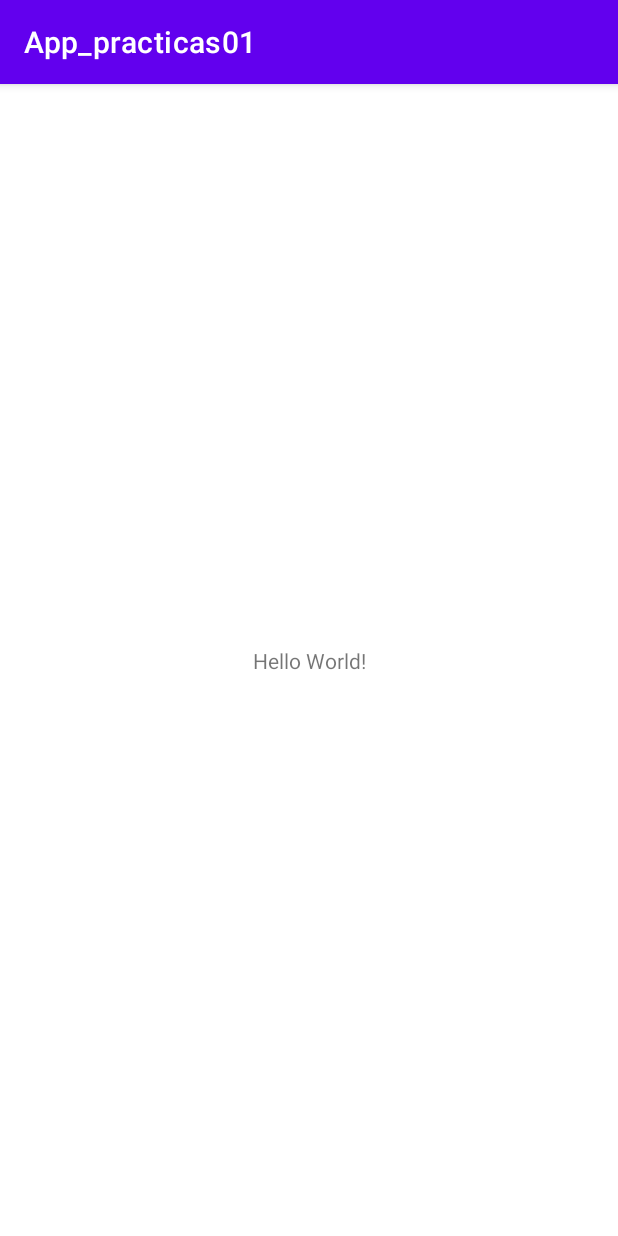
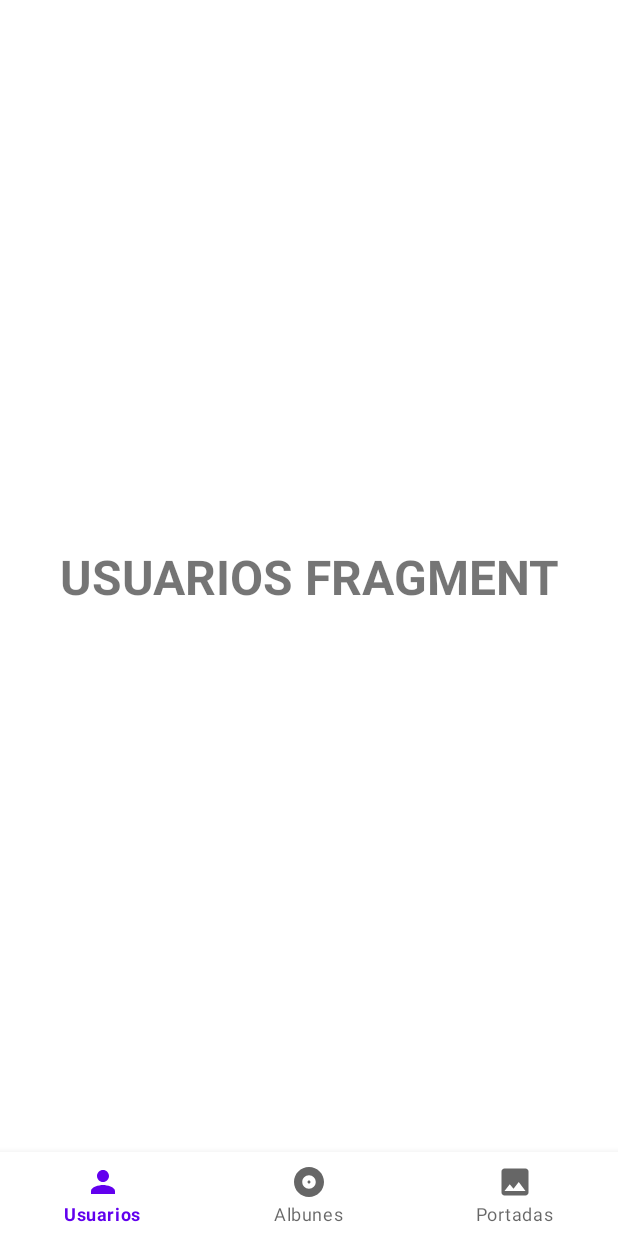
Before and after one commit to Jmarser/App_practicas01, an Android app: the MainActivity screen opened directly, with no data from a screen before it, on a phone screen of 412 x 824 dp. Run offline under Robolectric (Android 15) with nearby library versions, the phone set to English and light mode, and no system bars; our stand-ins replace Dagger/Hilt's generated code; libraries missing offline, so code that uses them is left out: at.favre.lib.

Commit message:
Pantalla main con navegación entre fragments y control de salida

```diff
--- a/app/src/main/java/com/jmarser/app_practicas01/main/MainActivity.java
+++ b/app/src/main/java/com/jmarser/app_practicas01/main/MainActivity.java
@@ -1,16 +1,147 @@
 package com.jmarser.app_practicas01.main;
 
+import androidx.annotation.NonNull;
 import androidx.appcompat.app.AppCompatActivity;
+import androidx.fragment.app.Fragment;
 
+import android.content.SharedPreferences;
 import android.os.Bundle;
+import android.os.Handler;
+import android.os.Looper;
+import android.view.MenuItem;
+import android.widget.Toast;
 
+import com.google.android.material.navigation.NavigationBarView;
 import com.jmarser.app_practicas01.R;
+import com.jmarser.app_practicas01.albunes.view.AlbunesFragment;
+import com.jmarser.app_practicas01.databinding.ActivityMainBinding;
+import com.jmarser.app_practicas01.di.appComponent.AppComponent;
+import com.jmarser.app_practicas01.di.appComponent.DaggerAppComponent;
+import com.jmarser.app_practicas01.di.appModule.AppModule;
+import com.jmarser.app_practicas01.di.appModule.SharedPreferencesModule;
+import com.jmarser.app_practicas01.portadas.view.PortadasFragment;
+import com.jmarser.app_practicas01.usuarios.view.UsuariosFragment;
+import com.jmarser.app_practicas01.utils.NavFragment;
 
-public class MainActivity extends AppCompatActivity {
+import java.util.Objects;
+import java.util.Stack;
+
+import javax.inject.Inject;
+
+public class MainActivity extends AppCompatActivity implements NavigationBarView.OnItemSelectedListener {
+
+    @Inject
+    SharedPreferences sharedPreferences;
+
+    private ActivityMainBinding binding;
+
+    // Pila para recoger y almacenar el historial de los fragments por los que se ha navegado del menú
+    private Stack<Fragment> fragmentStack = new Stack<>();
+
+    // Variable para controlar la salida de la app con doble toque
+    private boolean doubleTouchExit = false;
+
 
     @Override
     protected void onCreate(Bundle savedInstanceState) {
         super.onCreate(savedInstanceState);
-        setContentView(R.layout.activity_main);
+        binding = ActivityMainBinding.inflate(getLayoutInflater());
+        setContentView(binding.getRoot());
+
+        //Ocultamos la actionBar de la actividad
+        Objects.requireNonNull(getSupportActionBar()).hide();
+
+        initInjection();
+
+        initListener();
+
+        // Por defecto seleccionamos el fragment que se va a mostrar al iniciar la actividad
+        if (savedInstanceState == null) {
+            NavFragment.replaceFragment(getSupportFragmentManager(), new UsuariosFragment(), UsuariosFragment.class.getName());
+        }
+    }
+
+    private void initInjection() {
+        AppComponent appComponent = DaggerAppComponent.builder()
+                .appModule(new AppModule(this, this))
+                .sharedPreferencesModule(new SharedPreferencesModule(this))
+                .build();
+
+        appComponent.inject(this);
+    }
+
+    private void initListener() {
+        binding.navigationButton.setOnItemSelectedListener(this);
+    }
+
+    @Override
+    public boolean onNavigationItemSelected(@NonNull MenuItem item) {
+        Fragment selectedFragment = null;
+
+        switch (item.getItemId()) {
+            case R.id.menu_user:
+                selectedFragment = new UsuariosFragment();
+                break;
+            case R.id.menu_albums:
+                selectedFragment = new AlbunesFragment();
+                break;
+            case R.id.menu_galery:
+                selectedFragment = new PortadasFragment();
+                break;
+        }
+
+        // Almacenamos el fragment seleccinado en nuestra pila de navegación
+        fragmentStack.push(selectedFragment);
+
+        // Realizamos la navegación
+        NavFragment.replaceFragment(getSupportFragmentManager(), selectedFragment, selectedFragment.getClass().getName());
+
+        return true;
+    }
+
+    private void updateBottomNavigationView(Fragment fragment) {
+        int itemPosition = -1;
+
+        if (fragment instanceof UsuariosFragment) {
+            itemPosition = 0;
+        } else if (fragment instanceof AlbunesFragment) {
+            itemPosition = 1;
+        } else if (fragment instanceof PortadasFragment) {
+            itemPosition = 2;
+        }
+
+        // Seleccionamos el item del menú para que se active
+        binding.navigationButton.setSelectedItemId(binding.navigationButton.getMenu().getItem(itemPosition).getItemId());
+    }
+
+    @Override
+    public void onBackPressed() {
+
+        if (!fragmentStack.isEmpty() && fragmentStack.size() > 1) {
+            fragmentStack.pop();
+            Fragment fragmentPrevius = fragmentStack.pop(); //Obtenemos el último fragment
+            NavFragment.replaceFragment(getSupportFragmentManager(), fragmentPrevius, fragmentPrevius.getClass().getName()); // navegamos hacia el fragment
+            updateBottomNavigationView(fragmentPrevius); // seleccionamos el item del menú que corresponse al fragment
+        } else {
+            if (doubleTouchExit) {
+                Toast.makeText(this, "Hasta pronto", Toast.LENGTH_LONG).show();
+                super.onBackPressed();
+                finish();
+            }
+            if (!doubleTouchExit) {
+                Toast.makeText(this, "Presione dos veces para salir", Toast.LENGTH_LONG).show();
+            }
+
+            doubleTouchExit = true; // Cambiamos el valor de la variable
+
+            // Si pasado un tiempo no se vuelve a pulsar el botón atrás se cambia el valor de la variable
+            new Handler(Looper.getMainLooper()).postDelayed(new Runnable() {
+                @Override
+                public void run() {
+                    doubleTouchExit = false;
+                }
+            }, 2000);
+
+        }
     }
 }
--- /dev/null
+++ b/app/src/main/java/com/jmarser/app_practicas01/usuarios/view/UsuariosFragment.java
@@ -0,0 +1,38 @@
+package com.jmarser.app_practicas01.usuarios.view;
+
+import android.os.Bundle;
+
+import androidx.fragment.app.Fragment;
+
+import android.view.LayoutInflater;
+import android.view.View;
+import android.view.ViewGroup;
+
+import com.jmarser.app_practicas01.R;
+
+
+public class UsuariosFragment extends Fragment {
+
+    public UsuariosFragment() {
+        // Required empty public constructor
+    }
+
+    public static UsuariosFragment newInstance() {
+        UsuariosFragment fragment = new UsuariosFragment();
+
+        return fragment;
+    }
+
+    @Override
+    public void onCreate(Bundle savedInstanceState) {
+        super.onCreate(savedInstanceState);
+
+    }
+
+    @Override
+    public View onCreateView(LayoutInflater inflater, ViewGroup container,
+                             Bundle savedInstanceState) {
+        // Inflate the layout for this fragment
+        return inflater.inflate(R.layout.fragment_usuarios, container, false);
+    }
+}
--- /dev/null
+++ b/app/src/main/java/com/jmarser/app_practicas01/utils/NavFragment.java
@@ -0,0 +1,30 @@
+package com.jmarser.app_practicas01.utils;
+
+import androidx.fragment.app.Fragment;
+import androidx.fragment.app.FragmentManager;
+import androidx.fragment.app.FragmentTransaction;
+
+import com.jmarser.app_practicas01.R;
+
+
+public class NavFragment {
+
+    /* Método con el que reemplazamos un fragment por otro */
+    public static void replaceFragment(FragmentManager fm, Fragment fragment, String fragmentTag){
+        fm.popBackStack(null, FragmentManager.POP_BACK_STACK_INCLUSIVE);
+        FragmentTransaction ft = fm.beginTransaction();
+        ft.setCustomAnimations(android.R.anim.fade_in, 0, 0, android.R.anim.fade_out);
+        ft.replace(R.id.frame, fragment, fragmentTag);
+        ft.addToBackStack(fragmentTag);
+        ft.commitAllowingStateLoss();
+    }
+
+    /* Método con el que agregamos un fragment a un frame */
+    public static void addFragment(FragmentManager fm, Fragment fragment, String fragmentTag){
+        FragmentTransaction ft = fm.beginTransaction();
+        ft.setCustomAnimations(android.R.anim.fade_in, 0, 0, android.R.anim.fade_out);
+        ft.add(R.id.frame, fragment, fragmentTag);
+        ft.addToBackStack(fragmentTag);
+        ft.commitAllowingStateLoss();
+    }
+}
--- /dev/null
+++ b/app/src/main/res/drawable/ic_album.xml
@@ -0,0 +1,5 @@
+<vector android:height="24dp" android:tint="#000000"
+    android:viewportHeight="24" android:viewportWidth="24"
+    android:width="24dp" xmlns:android="http://schemas.android.com/apk/res/android">
+    <path android:fillColor="@android:color/white" android:pathData="M12,2C6.48,2 2,6.48 2,12s4.48,10 10,10 10,-4.48 10,-10S17.52,2 12,2zM12,16.5c-2.49,0 -4.5,-2.01 -4.5,-4.5S9.51,7.5 12,7.5s4.5,2.01 4.5,4.5 -2.01,4.5 -4.5,4.5zM12,11c-0.55,0 -1,0.45 -1,1s0.45,1 1,1 1,-0.45 1,-1 -0.45,-1 -1,-1z"/>
+</vector>
--- /dev/null
+++ b/app/src/main/res/drawable/ic_galery.xml
@@ -0,0 +1,5 @@
+<vector android:height="24dp" android:tint="#000000"
+    android:viewportHeight="24" android:viewportWidth="24"
+    android:width="24dp" xmlns:android="http://schemas.android.com/apk/res/android">
+    <path android:fillColor="@android:color/white" android:pathData="M21,19V5c0,-1.1 -0.9,-2 -2,-2H5c-1.1,0 -2,0.9 -2,2v14c0,1.1 0.9,2 2,2h14c1.1,0 2,-0.9 2,-2zM8.5,13.5l2.5,3.01L14.5,12l4.5,6H5l3.5,-4.5z"/>
+</vector>
--- /dev/null
+++ b/app/src/main/res/drawable/ic_person.xml
@@ -0,0 +1,5 @@
+<vector android:height="24dp" android:tint="#000000"
+    android:viewportHeight="24" android:viewportWidth="24"
+    android:width="24dp" xmlns:android="http://schemas.android.com/apk/res/android">
+    <path android:fillColor="@android:color/white" android:pathData="M12,12c2.21,0 4,-1.79 4,-4s-1.79,-4 -4,-4 -4,1.79 -4,4 1.79,4 4,4zM12,14c-2.67,0 -8,1.34 -8,4v2h16v-2c0,-2.66 -5.33,-4 -8,-4z"/>
+</vector>
--- a/app/src/main/res/layout/activity_main.xml
+++ b/app/src/main/res/layout/activity_main.xml
@@ -6,13 +6,22 @@
     android:layout_height="match_parent"
     tools:context=".main.MainActivity">
 
-    <TextView
-        android:layout_width="wrap_content"
+    <FrameLayout
+        android:id="@+id/frame"
+        android:layout_width="0dp"
+        android:layout_height="0dp"
+        app:layout_constraintBottom_toTopOf="@+id/navigationButton"
+        app:layout_constraintEnd_toEndOf="parent"
+        app:layout_constraintStart_toStartOf="parent"
+        app:layout_constraintTop_toTopOf="parent"/>
+
+    <com.google.android.material.bottomnavigation.BottomNavigationView
+        android:id="@+id/navigationButton"
+        android:layout_width="match_parent"
         android:layout_height="wrap_content"
-        android:text="Hello World!"
+        app:menu="@menu/bottom_navigation_menu"
         app:layout_constraintBottom_toBottomOf="parent"
         app:layout_constraintEnd_toEndOf="parent"
-        app:layout_constraintStart_toStartOf="parent"
-        app:layout_constraintTop_toTopOf="parent" />
+        app:layout_constraintStart_toStartOf="parent"/>
 
 </androidx.constraintlayout.widget.ConstraintLayout>
--- /dev/null
+++ b/app/src/main/res/layout/fragment_usuarios.xml
@@ -0,0 +1,22 @@
+<?xml version="1.0" encoding="utf-8"?>
+<androidx.constraintlayout.widget.ConstraintLayout
+    xmlns:android="http://schemas.android.com/apk/res/android"
+    xmlns:app="http://schemas.android.com/apk/res-auto"
+    xmlns:tools="http://schemas.android.com/tools"
+    android:layout_width="match_parent"
+    android:layout_height="match_parent"
+    tools:context=".usuarios.view.UsuariosFragment">
+
+    <TextView
+        android:layout_width="match_parent"
+        android:layout_height="wrap_content"
+        android:text="USUARIOS FRAGMENT"
+        android:textAlignment="center"
+        android:textSize="32sp"
+        android:textStyle="bold"
+        app:layout_constraintBottom_toBottomOf="parent"
+        app:layout_constraintEnd_toEndOf="parent"
+        app:layout_constraintStart_toStartOf="parent"
+        app:layout_constraintTop_toTopOf="parent" />
+
+</androidx.constraintlayout.widget.ConstraintLayout>
--- /dev/null
+++ b/app/src/main/res/menu/bottom_navigation_menu.xml
@@ -0,0 +1,16 @@
+<?xml version="1.0" encoding="utf-8"?>
+<menu xmlns:android="http://schemas.android.com/apk/res/android">
+
+    <item android:id="@+id/menu_user"
+        android:title="Usuarios"
+        android:icon="@drawable/ic_person"/>
+
+    <item android:id="@+id/menu_albums"
+        android:title="Albunes"
+        android:icon="@drawable/ic_album"/>
+
+    <item android:id="@+id/menu_galery"
+        android:title="Portadas"
+        android:icon="@drawable/ic_galery"/>
+
+</menu>
--- a/app/src/main/res/values/strings.xml
+++ b/app/src/main/res/values/strings.xml
@@ -1,3 +1,5 @@
 <resources>
     <string name="app_name">App_practicas01</string>
+    <!-- TODO: Remove or change this placeholder text -->
+    <string name="hello_blank_fragment">Hello blank fragment</string>
 </resources>
```
Also changed, not shown: app/src/main/java/com/jmarser/app_practicas01/albunes/view/AlbunesFragment.java (added, +37 -0 lines), app/src/main/java/com/jmarser/app_practicas01/portadas/view/PortadasFragment.java (added, +38 -0 lines), app/src/main/res/layout/fragment_albunes.xml (added, +22 -0 lines), app/src/main/res/layout/fragment_portadas.xml (added, +22 -0 lines).
